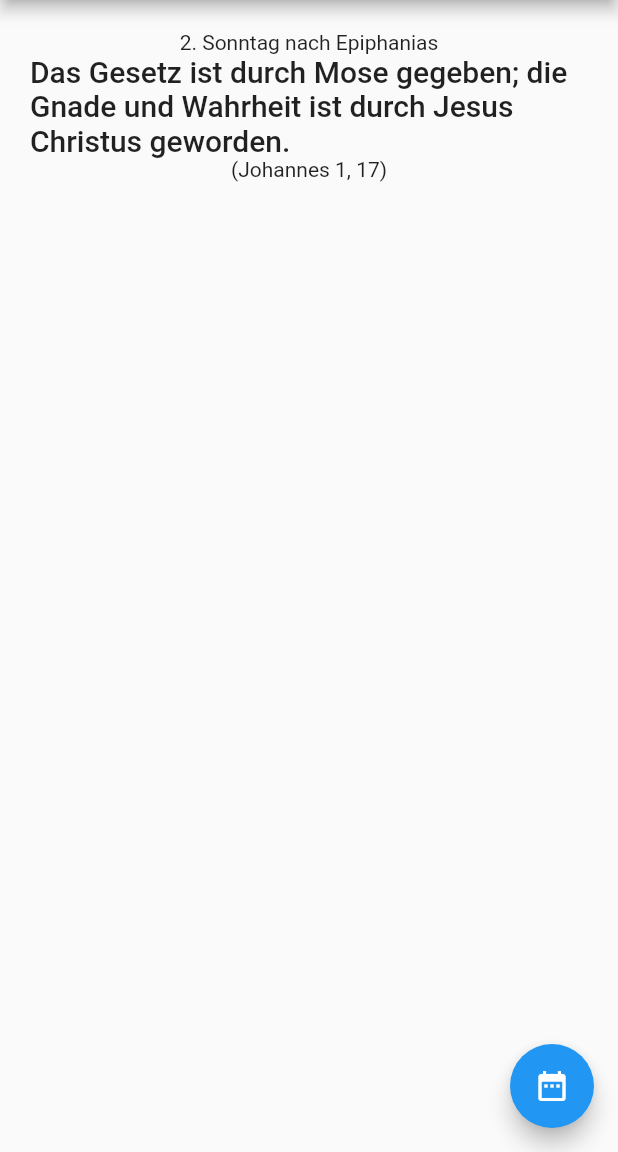
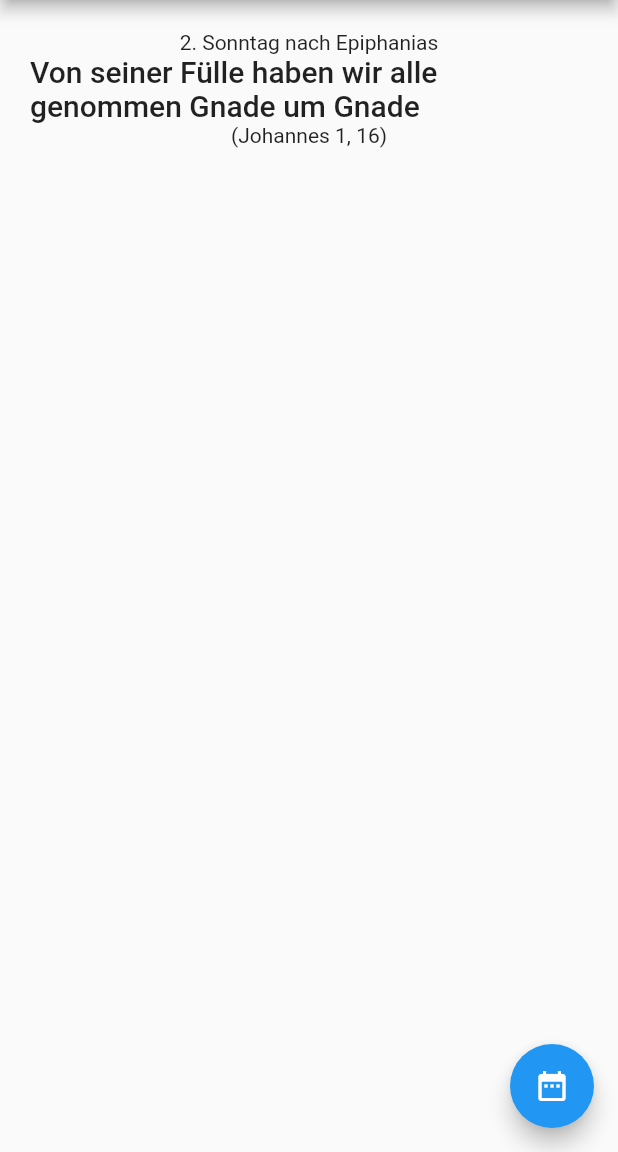
Before and after one commit to pegonia/wochenspruch, a Flutter app: the screen it shows after launch, on a phone screen of 412 x 824 dp, the part 84-1236 px from its top. Run offline on Flutter 3.47's test engine with Material 2 defaults, Android fonts, the phone set to English and light mode, and no system bars.

Commit message:
neue sonntagssprüche

```diff
--- a/lib/spruch_dataset.dart
+++ b/lib/spruch_dataset.dart
@@ -16,9 +16,9 @@ class SpruchDaten {
     wochenSpruchZeilen.add(
         "Stephanus und Unschuldige Kinder|Psalm 116, 15. 17|Der Tod seiner Heiligen wiegt schwer vor dem HERRN. Dir will ich Dank opfern und des HERRN Namen annrufen.|");
     wochenSpruchZeilen.add(
-        "Altjahrsabend|Psalm 103, 8|Barmherzig und gnädig ist der HERR, geduldig und von großer Güte.|");
+        "Altjahrsabend|Psalm 31, 16a|Meine Zeit steht in deinen Händen.|");
     wochenSpruchZeilen.add(
-        "Neujahr|Kolosser 3, 17|Alles, was ihr tut mit Worten oder mit Werken, das tut alles im Namen des Herrn Jesus und dankt Gott, dem Vater, durch ihn.|");
+        "Neujahr|Hebräer 13, 8|Jesus Christus gestern und heute und derselbe auch in Ewigkeit|");
     wochenSpruchZeilen.add(
         "2. Sonntag nach dem Christfest|Johannes 1, 14b|Wir sahen seine Herrlichkeit, eine Herrlichkeit als des eingeborenen Sohnes vom Vater, voller Gnade und Wahrheit.|");
     wochenSpruchZeilen.add(
@@ -26,7 +26,7 @@ class SpruchDaten {
     wochenSpruchZeilen.add(
         "1. Sonntag nach Epiphanias|Römer 8, 14|Welche der Geist Gottes treibt, die sind Gottes Kinder.|");
     wochenSpruchZeilen.add(
-        "2. Sonntag nach Epiphanias|Johannes 1, 17|Das Gesetz ist durch Mose gegeben; die Gnade und Wahrheit ist durch Jesus Christus geworden.|");
+        "2. Sonntag nach Epiphanias|Johannes 1, 16|Von seiner Fülle haben wir alle genommen Gnade um Gnade|");
     wochenSpruchZeilen.add(
         "3. Sonntag nach Epiphanias|Lukas 13, 29|Es werden kommen von Osten und von Westen, von Norden und von Süden, die zu Tisch sitzen werden im Reich Gottes.|");
     wochenSpruchZeilen.add(
@@ -82,7 +82,7 @@ class SpruchDaten {
     wochenSpruchZeilen.add(
         "Pfingstfest|Sacharja 4, 6|Es soll nicht durch Heer oder Kraft, sondern durch meinen Geist geschehen, spricht der HERR Zebaoth.|");
     wochenSpruchZeilen.add(
-        "Trinitatis|Jesaja 6, 3|Heilig, heilig, heilig ist der HERR Zebaoth, alle Lande sind seiner Ehre voll.|");
+        "Trinitatis|2. Korinther 13, 13|Die Gnade unseres Herrn Jesus Christus und die Liebe Gottes und die Gemeinschaft des Heiligen Geistes sei mit euch allen|");
     wochenSpruchZeilen.add(
         "1. Sonntag nach Trinitatis|Lukas 10, 16|Christus spricht: Wer euch hört, der hört mich; und wer euch verachtet, der verachtet mich.|");
     wochenSpruchZeilen.add(
@@ -142,7 +142,7 @@ class SpruchDaten {
     wochenSpruchZeilen.add(
         "24. Sonntag nach Trinitatis|Kolosser 1, 12|Mit Freuden sagt Dank dem Vater, der euch tüchtig gemacht hat zu dem Erbteil der Heiligen im Licht.|");
     wochenSpruchZeilen.add(
-        "Drittletzter Sonntag des Kirchenjahres|2. Korinther 6, 2|Siehe, jetzt ist die Zeit der Gnade, siehe, jetzt ist der Tag des Heils!|");
+        "Drittletzter Sonntag des Kirchenjahres|Matthäus 5, 9|Selig sind, die Frieden stiften; denn sie werden Gottes Kinder heißen.|");
     wochenSpruchZeilen.add(
         "Vorletzter Sonntag des Kirchenjahres|2. Korinther 5, 10|Wir müssen alle offenbar werden vor dem Richterstuhl Christi.|");
     wochenSpruchZeilen.add(
@@ -152,4 +152,5 @@ class SpruchDaten {
     wochenSpruchZeilen.add(
         "Letzter Sonntag des Kirchenjahres|Lukas 12, 35|Laßt eure Lenden umgürtet sein und eure Lichter brennen.|");
   }
+
 }
--- a/pubspec.yaml
+++ b/pubspec.yaml
@@ -1,7 +1,7 @@
 name: Wochenspruch
 description: Jeden Tag den aktuellen Wochenspruch
 
-version: 1.0.0+1
+version: 1.0.1+3
 
 environment:
   sdk: ">=2.1.0 <3.0.0"
```
Also changed, not shown: 2 other files.
